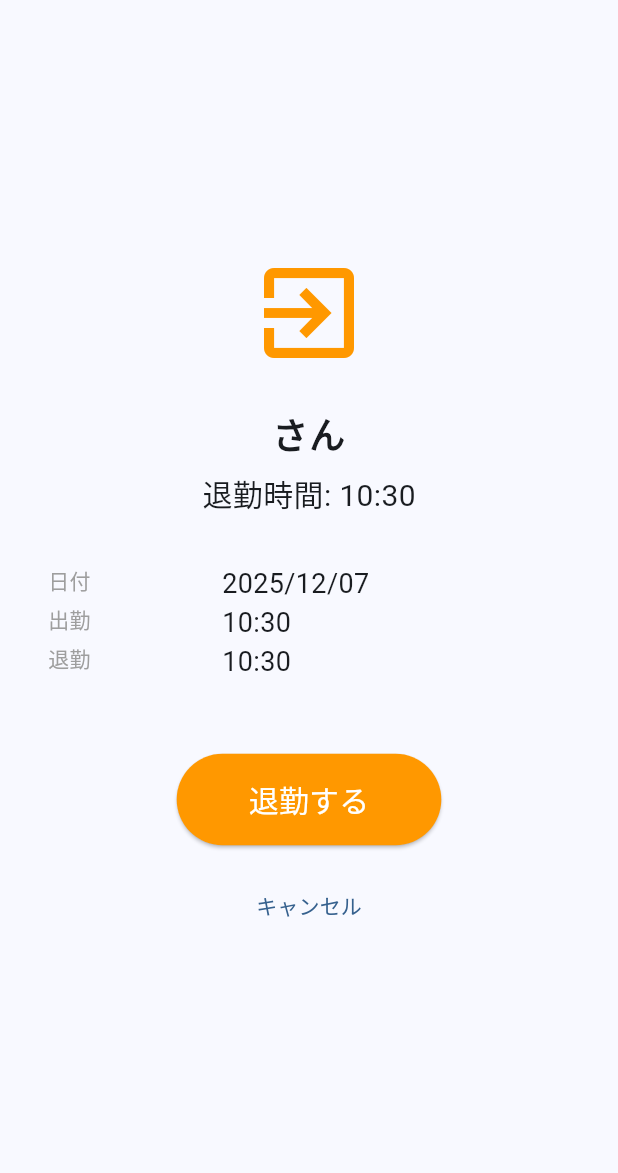
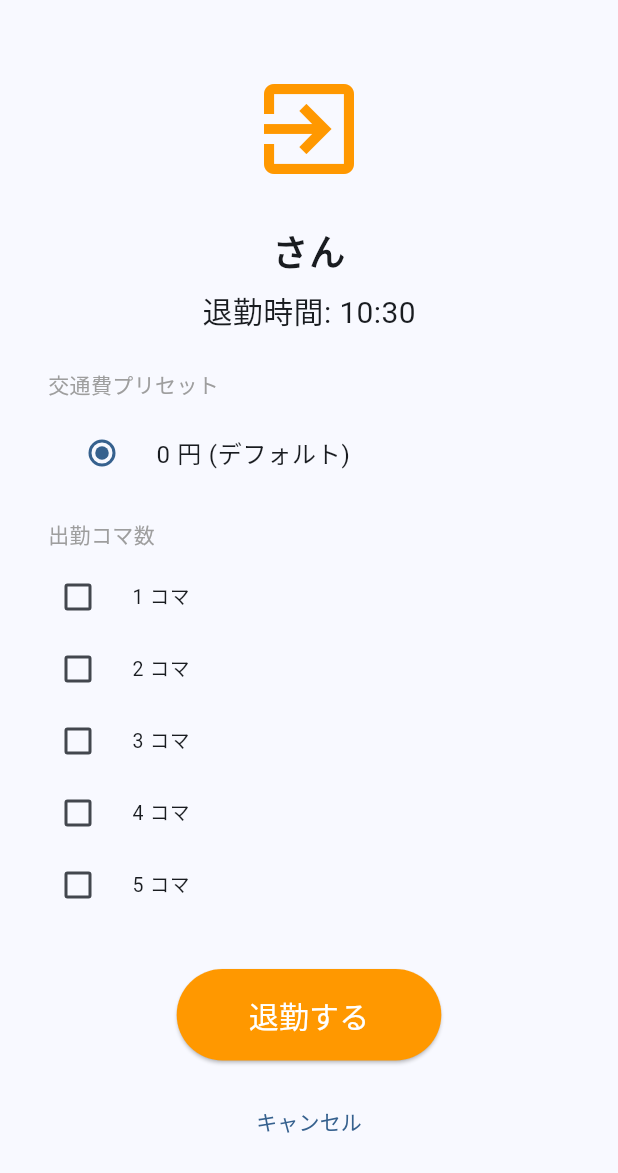
Before and after one commit to uonoeuouo/stapro_hackathon_a, a Flutter app: the DeparturePage screen opened directly with empty values, on a phone screen of 412 x 824 dp, the part 63-1236 px from its top. Run offline on Flutter 3.47's test engine with Material 3 defaults, Android fonts, the light colour scheme and no system bars; our stand-ins replace dio, shared_preferences; missing offline and left inert: dart_pcsc, nfc_manager; accounts and stored records are empty.

Commit message:
feat:退勤のAPIを実装

```diff
--- a/frontend/lib/screen/departure_page.dart
+++ b/frontend/lib/screen/departure_page.dart
@@ -1,11 +1,17 @@
 import 'package:flutter/material.dart';
 import 'package:intl/intl.dart';
+import '../services/scan_service.dart';
+import 'confirm_page.dart';
 
 class DeparturePage extends StatefulWidget {
   final String userName;
   final String cardId;
   final DateTime clockInTime;
   final DateTime clockOutTime;
+  final int defaultCost;
+  final int estimatedClassCount;
+  final List<dynamic> transportPresets;
+  final ScanService scanService;
   final VoidCallback onConfirm;
 
   const DeparturePage({
@@ -14,6 +20,10 @@ class DeparturePage extends StatefulWidget {
     required this.cardId,
     required this.clockInTime,
     required this.clockOutTime,
+    required this.defaultCost,
+    required this.estimatedClassCount,
+    required this.transportPresets,
+    required this.scanService,
     required this.onConfirm,
   });
 
@@ -22,13 +32,78 @@ class DeparturePage extends StatefulWidget {
 }
 
 class _DeparturePageState extends State<DeparturePage> {
+  late int _selectedTransportCost;
+  late int _selectedClassCount;
+  late List<bool> _classChecks; // index 0 => 1コマ
+  bool _isLoading = false;
+
+  @override
+  void initState() {
+    super.initState();
+    _selectedTransportCost = widget.defaultCost;
+    // initialize checkboxes for 1..5
+    _classChecks = List<bool>.filled(5, false);
+    final initCount = widget.estimatedClassCount.clamp(0, 5);
+    for (var i = 0; i < initCount; i++) {
+      _classChecks[i] = true;
+    }
+    _selectedClassCount = _classChecks.where((v) => v).length;
+  }
+
+  Future<void> _confirmAndClockOut() async {
+    setState(() {
+      _isLoading = true;
+    });
+
+    try {
+      await widget.scanService.clockOut(
+        widget.cardId,
+        _selectedTransportCost,
+        _selectedClassCount,
+        isAutoSubmit: false,
+      );
+
+      if (!mounted) return;
+      // After successful clock-out, go to confirmation screen
+      Navigator.of(context).pushReplacement(
+        MaterialPageRoute(builder: (ctx) => ConfirmationScreen(fare: _selectedTransportCost)),
+      );
+    } on ApiException catch (e) {
+      if (!mounted) return;
+      showDialog(
+        context: context,
+        builder: (context) => AlertDialog(
+          title: const Text('退勤エラー'),
+          content: Text('退勤に失敗しました: ${e.message}'),
+          actions: [
+            TextButton(onPressed: () => Navigator.of(context).pop(), child: const Text('OK')),
+          ],
+        ),
+      );
+    } catch (e) {
+      if (!mounted) return;
+      showDialog(
+        context: context,
+        builder: (context) => AlertDialog(
+          title: const Text('通信エラー'),
+          content: Text('退勤処理中にエラーが発生しました: $e'),
+          actions: [
+            TextButton(onPressed: () => Navigator.of(context).pop(), child: const Text('OK')),
+          ],
+        ),
+      );
+    } finally {
+      if (mounted) {
+        setState(() {
+          _isLoading = false;
+        });
+      }
+    }
+  }
+
   @override
   Widget build(BuildContext context) {
-    final dateFormat = DateFormat('yyyy/MM/dd');
     final timeFormat = DateFormat('HH:mm');
-
-    // More complex logic (fares etc) can be re-added here if needed.
-    // For now, implementing basic confirmation as implied by the constructor.
 
     return Scaffold(
       appBar: AppBar(
@@ -36,7 +111,7 @@ class _DeparturePageState extends State<DeparturePage> {
         automaticallyImplyLeading: false,
       ),
       body: Center(
-        child: Padding(
+        child: SingleChildScrollView(
           padding: const EdgeInsets.all(32.0),
           child: Column(
             mainAxisAlignment: MainAxisAlignment.center,
@@ -46,36 +121,49 @@ class _DeparturePageState extends State<DeparturePage> {
               Text('${widget.userName}さん', style: const TextStyle(fontSize: 24, fontWeight: FontWeight.bold)),
               const SizedBox(height: 8),
               Text('退勤時間: ${timeFormat.format(widget.clockOutTime)}', style: const TextStyle(fontSize: 20)),
+              const SizedBox(height: 24),
+
+              // Transport presets (radio buttons)
+              Align(alignment: Alignment.centerLeft, child: const Text('交通費プリセット', style: TextStyle(color: Colors.grey))),
+              const SizedBox(height: 8),
+              Column(
+                children: _buildTransportPresetRadios(),
+              ),
+
+              const SizedBox(height: 16),
+
+              // Class count selector (checkboxes 1〜5). Default: auto-check first N boxes.
+              Align(alignment: Alignment.centerLeft, child: const Text('出勤コマ数', style: TextStyle(color: Colors.grey))),
+              const SizedBox(height: 8),
+              Column(
+                children: List<Widget>.generate(5, (index) {
+                  final label = '${index + 1} コマ';
+                  return CheckboxListTile(
+                    title: Text(label),
+                    value: _classChecks[index],
+                    onChanged: (v) {
+                      if (v == null) return;
+                      setState(() {
+                        _classChecks[index] = v;
+                        _selectedClassCount = _classChecks.where((e) => e).length;
+                      });
+                    },
+                    controlAffinity: ListTileControlAffinity.leading,
+                    dense: true,
+                    contentPadding: EdgeInsets.zero,
+                  );
+                }),
+              ),
+
               const SizedBox(height: 32),
 
-               // info table
-               Table(
-                 columnWidths: const {0: FlexColumnWidth(1), 1: FlexColumnWidth(2)},
-                 children: [
-                   TableRow(children: [
-                     const Text('日付', style: TextStyle(color: Colors.grey)),
-                     Text(dateFormat.format(widget.clockOutTime), style: const TextStyle(fontSize: 18)),
-                   ]),
-                   TableRow(children: [
-                     const Text('出勤', style: TextStyle(color: Colors.grey)),
-                     Text(timeFormat.format(widget.clockInTime), style: const TextStyle(fontSize: 18)),
-                   ]),
-                   TableRow(children: [
-                     const Text('退勤', style: TextStyle(color: Colors.grey)),
-                     Text(timeFormat.format(widget.clockOutTime), style: const TextStyle(fontSize: 18)),
-                   ]),
-                 ],
-               ),
-
-               const SizedBox(height: 48),
-
               ElevatedButton(
-                 onPressed: widget.onConfirm,
+                onPressed: _isLoading ? null : _confirmAndClockOut,
                 style: ElevatedButton.styleFrom(
                   backgroundColor: Colors.orange,
                   padding: const EdgeInsets.symmetric(horizontal: 48, vertical: 16),
                 ),
-                 child: const Text('退勤する', style: TextStyle(fontSize: 20, color: Colors.white)),
+                child: _isLoading ? const SizedBox(height: 20, width: 20, child: CircularProgressIndicator(color: Colors.white, strokeWidth: 2)) : const Text('退勤する', style: TextStyle(fontSize: 20, color: Colors.white)),
               ),
               const SizedBox(height: 16),
               TextButton(
@@ -88,4 +176,67 @@ class _DeparturePageState extends State<DeparturePage> {
       ),
     );
   }
+
+  List<Widget> _buildTransportPresetRadios() {
+    // transportPresets is expected to be a list of maps possibly like [{"name": "往復", "cost": 500}, ...]
+    final presets = widget.transportPresets;
+    if (presets.isEmpty) {
+      // show single radio with default cost
+      return [
+        RadioListTile<int>(
+          title: Text('${widget.defaultCost} 円 (デフォルト)'),
+          value: widget.defaultCost,
+          groupValue: _selectedTransportCost,
+          onChanged: (v) {
+            if (v == null) return;
+            setState(() => _selectedTransportCost = v);
+          },
+        ),
+      ];
     }
+
+    // Build radios from presets
+    List<Widget> rows = [];
+    for (final p in presets) {
+      String label;
+      int cost = 0;
+      try {
+        if (p is Map && p.containsKey('cost')) {
+          cost = (p['cost'] is int) ? p['cost'] as int : int.tryParse('${p['cost']}') ?? 0;
+        }
+        if (p is Map && p.containsKey('name')) {
+          label = '${p['name']} — ${cost} 円';
+        } else {
+          label = '${cost} 円';
+        }
+      } catch (_) {
+        label = '${cost} 円';
+      }
+
+      rows.add(RadioListTile<int>(
+        title: Text(label),
+        value: cost,
+        groupValue: _selectedTransportCost,
+        onChanged: (v) {
+          if (v == null) return;
+          setState(() => _selectedTransportCost = v);
+        },
+      ));
+    }
+
+    // Also include an explicit custom/default option
+    if (!presets.any((p) => (p is Map && ((p['cost'] == widget.defaultCost) || (int.tryParse('${p['cost']}') == widget.defaultCost))))) {
+      rows.add(RadioListTile<int>(
+        title: Text('${widget.defaultCost} 円 (デフォルト)'),
+        value: widget.defaultCost,
+        groupValue: _selectedTransportCost,
+        onChanged: (v) {
+          if (v == null) return;
+          setState(() => _selectedTransportCost = v);
+        },
+      ));
+    }
+
+    return rows;
+  }
+}
--- a/frontend/lib/screen/scan_page.dart
+++ b/frontend/lib/screen/scan_page.dart
@@ -244,6 +244,10 @@ class _ScanPageState extends State<ScanPage> {
               cardId: cardId,
               clockInTime: _clockInTime!,
               clockOutTime: now,
+              defaultCost: (data['default_cost'] is int) ? data['default_cost'] as int : (data['default_cost'] != null ? int.tryParse('${data['default_cost']}') ?? 0 : 0),
+              estimatedClassCount: (data['estimated_class_count'] is int) ? data['estimated_class_count'] as int : (data['estimated_class_count'] != null ? int.tryParse('${data['estimated_class_count']}') ?? 0 : 0),
+              transportPresets: data['transport_presets'] ?? [],
+              scanService: widget.scanService,
               onConfirm: () {
                 Navigator.pop(context, true);
               },
```
Also changed, not shown: frontend/lib/services/scan_service.dart (+51 -0 lines), 2 other files. Lines whose indentation alone changed are shown as unchanged.
